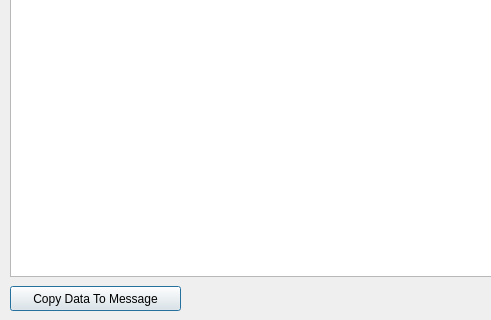
First picture: the form in src/basic-display-window.ui, repository getonout/byte-messenger, before the edit; both pictures show x 0 to 491 and y 294 to 614 of the 783 by 614 pixel window.
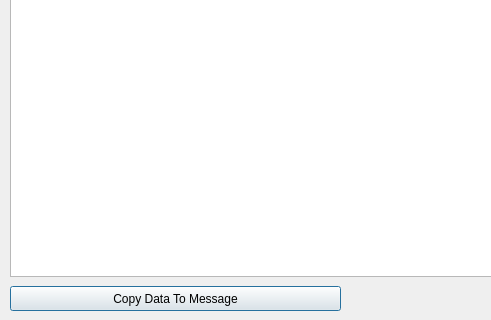
Second picture: the form after the edit.

Commit message: Updated .ui files to adjust button sizes.  Updated pre-built executables.

```diff
--- a/src/basic-display-window.ui
+++ b/src/basic-display-window.ui
@@ -40,7 +40,7 @@
     <rect>
      <x>10</x>
      <y>580</y>
-     <width>171</width>
+     <width>331</width>
      <height>25</height>
     </rect>
    </property>
```
The commit also changes 6 other files.
